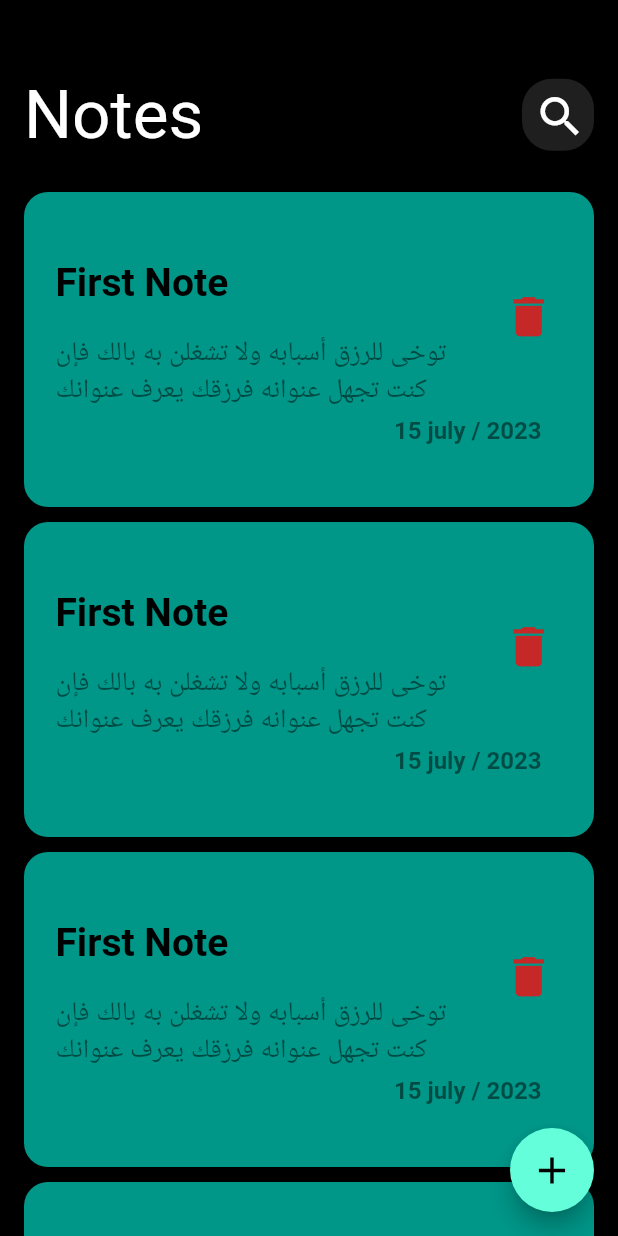
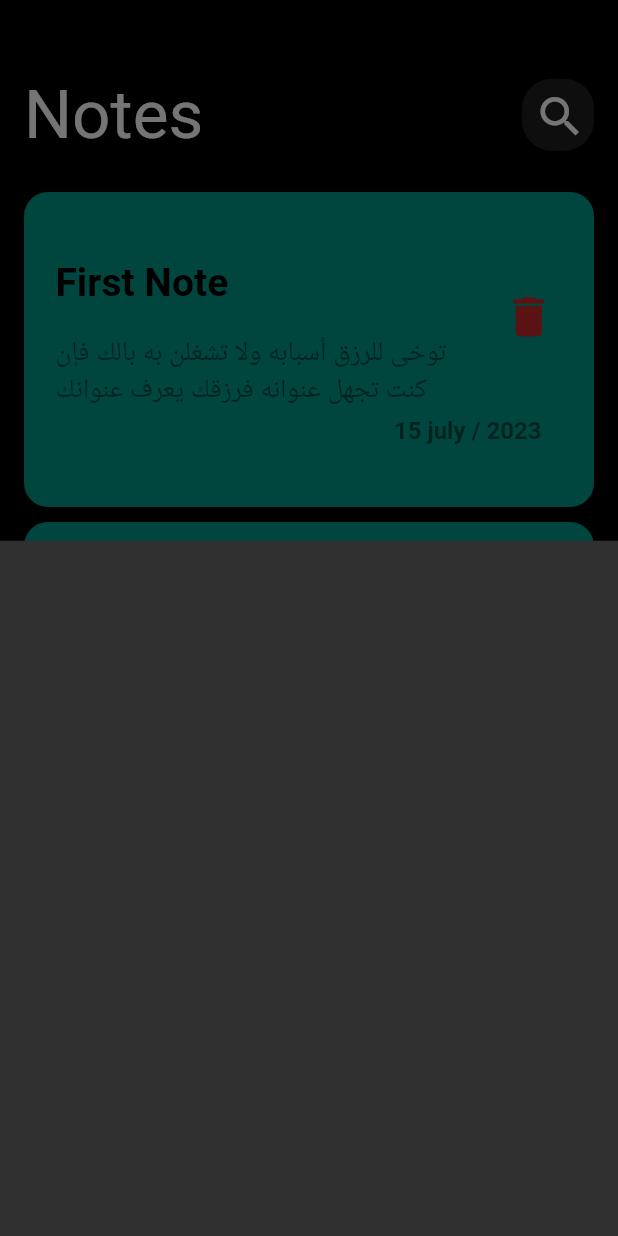
Before and after one commit to Ahmed17405/Note, a Flutter app: the screen it shows after launch, after a tap on the "add" icon, on a phone screen of 412 x 824 dp. Run offline on Flutter 3.47's test engine with Material 2 defaults, Android fonts, the phone set to English and light mode, and no system bars.

Commit message:
all changes

```diff
--- /dev/null
+++ b/lib/Views/Widgets/add_note_bottom.dart
@@ -0,0 +1,9 @@
+import 'package:flutter/material.dart';
+class AddNote extends StatelessWidget {
+  const AddNote({Key? key}) : super(key: key);
+
+  @override
+  Widget build(BuildContext context) {
+    return Container();
+  }
+}
--- a/lib/Views/Widgets/view_body.dart
+++ b/lib/Views/Widgets/view_body.dart
@@ -1,7 +1,7 @@
 import 'package:flutter/material.dart';
 import 'package:note_app/Views/Widgets/Custom_appbar.dart';
-import 'package:note_app/Views/Widgets/Note_Listview/Note_item.dart';
-import 'package:note_app/Views/Widgets/Note_Listview/Note_listview.dart';
+import 'package:note_app/Views/Widgets/Note_item.dart';
+import 'package:note_app/Views/Widgets/Note_listview.dart';
 
 import 'Note_Gridview.dart';
 
--- a/lib/Views/view.dart
+++ b/lib/Views/view.dart
@@ -1,5 +1,5 @@
 import 'package:flutter/material.dart';
-
+import 'Widgets/add_note_bottom.dart';
 import 'Widgets/view_body.dart';
 
 class view extends StatelessWidget {
@@ -9,7 +9,11 @@ class view extends StatelessWidget {
   Widget build(BuildContext context) {
     return Scaffold(
       floatingActionButton:FloatingActionButton(
-        onPressed: (){},
+        onPressed: (){
+          showModalBottomSheet(context: context, builder: (context){
+            return AddNote();
+          });
+        },
         child: Icon(Icons.add,size:30 ,),
       ),
       backgroundColor: Colors.black,
```
Also changed, not shown: lib/Views/Widgets/Note_item.dart (renamed from lib/Views/Widgets/Note_Listview/Note_item.dart), lib/Views/Widgets/Note_listview.dart (renamed from lib/Views/Widgets/Note_Listview/Note_listview.dart).
